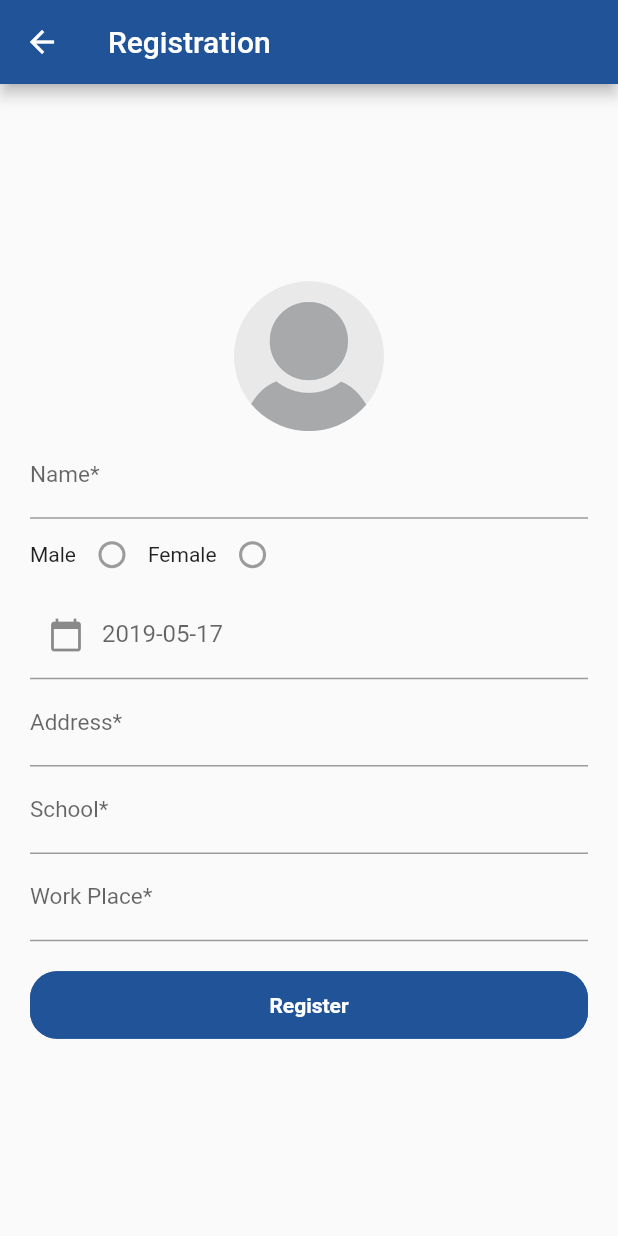
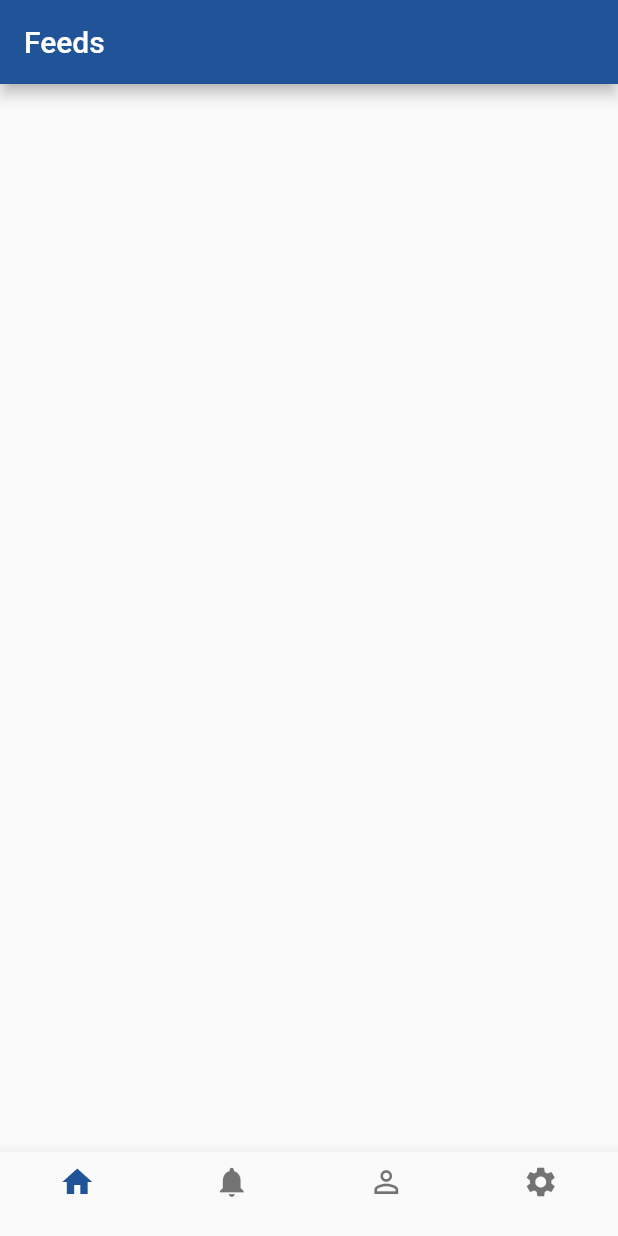
Before and after one commit to homsrieng/ArksorMobileApp, a Flutter app: the Registration screen opened directly, after a tap on "Register", on a phone screen of 412 x 824 dp. Run offline on Flutter 3.47's test engine with Material 2 defaults, Android fonts, the phone set to English and light mode, and no system bars; our stand-ins replace connectivity, flutter_offline, font_awesome_flutter; missing offline and left inert: flutter_cupertino_date_picker.

Commit message:
Update with 1.Design home screen and sample page

```diff
--- a/lib/main.dart
+++ b/lib/main.dart
@@ -1,5 +1,4 @@
 import 'package:arksormobileapp/pages/login.dart';
-import 'package:arksormobileapp/pages/verification_code.dart';
 import 'package:arksormobileapp/utils/colors.dart';
 import 'package:arksormobileapp/utils/font_size.dart';
 import 'package:flutter/material.dart';
--- /dev/null
+++ b/lib/pages/feeds.dart
@@ -0,0 +1,19 @@
+import 'package:arksormobileapp/utils/colors.dart';
+import 'package:flutter/cupertino.dart';
+import 'package:flutter/material.dart';
+
+class FeedPage extends StatelessWidget{
+  @override
+  Widget build(BuildContext context) {
+    // TODO: implement build
+    return Scaffold(
+      appBar: AppBar(
+        title: Text("Feeds"),
+        backgroundColor: ArksorColor.primaryColor,
+      ),
+      body: Center(
+
+      ),
+    );
+  }
+}
--- /dev/null
+++ b/lib/pages/home.dart
@@ -0,0 +1,109 @@
+import 'package:arksormobileapp/pages/feeds.dart';
+import 'package:arksormobileapp/pages/login.dart';
+import 'package:arksormobileapp/pages/notification.dart';
+import 'package:arksormobileapp/pages/setting.dart';
+import 'package:arksormobileapp/pages/user_profile.dart';
+import 'package:arksormobileapp/utils/colors.dart';
+import 'package:flutter/material.dart';
+
+void main() => runApp(HomeScreen());
+
+/// This Widget is the main application widget.
+class HomeScreen extends StatelessWidget {
+  static const String _title = 'Home Screen';
+
+  @override
+  Widget build(BuildContext context) {
+    return MaterialApp(
+      title: _title,
+      home: MyStatefulWidget(),
+    );
+  }
+}
+
+class MyStatefulWidget extends StatefulWidget {
+  MyStatefulWidget({Key key}) : super(key: key);
+
+  @override
+  _MyStatefulWidgetState createState() => _MyStatefulWidgetState();
+}
+
+class _MyStatefulWidgetState extends State<MyStatefulWidget> {
+  int _selectedIndex = 0;
+  static const TextStyle optionStyle =
+  TextStyle(fontSize: 30, fontWeight: FontWeight.bold);
+  static const List<Widget> _widgetOptions = <Widget>[Text(
+      'Index 1: Notification',
+      style: optionStyle,
+    ),
+    Text(
+      'Index 2: Profile',
+      style: optionStyle,
+    ),
+    Text(
+      'Index 3: Setting',
+      style: optionStyle,
+    ),
+  ];
+
+  final options = [
+    FeedPage(),
+    NotificationPage(),
+    UserProfilePage(),
+    SettingPage()
+  ];
+
+  void _onItemTapped(int index) {
+    setState(() {
+      _selectedIndex = index;
+    });
+  }
+   static Widget homePage(){
+    return(
+      Column(children: <Widget>[
+        Row(
+          mainAxisAlignment: MainAxisAlignment.center,
+          children: <Widget>[
+          Text("Feeds")
+        ],)
+      ],)
+    );
+  }
+  @override
+  Widget build(BuildContext context) {
+    return Scaffold(
+//      appBar: AppBar(
+//        backgroundColor: ArksorColor.primaryColor,
+//        title: const Text("Title"),
+//      ),
+      body: Center(
+        child: options.elementAt(_selectedIndex),
+      ),
+      bottomNavigationBar: BottomNavigationBar(
+        type: BottomNavigationBarType.fixed,
+        items: const <BottomNavigationBarItem>[
+          BottomNavigationBarItem(
+            icon: Icon(Icons.home),
+            title: Text(''),
+          ),
+          BottomNavigationBarItem(
+            icon: Icon(Icons.notifications),
+            title: Text(''),
+          ),
+          BottomNavigationBarItem(
+            icon: Icon(Icons.perm_identity),
+            title: Text(''),
+          ),
+          BottomNavigationBarItem(
+            icon: Icon(Icons.settings),
+            title: Text(''),
+          )
+
+        ],
+        currentIndex: _selectedIndex,
+        selectedItemColor: ArksorColor.primaryColor,
+        onTap: _onItemTapped,
+      ),
+    );
+  }
+}
--- a/lib/pages/registration.dart
+++ b/lib/pages/registration.dart
@@ -1,6 +1,7 @@
 import 'package:arksormobileapp/constant/constant.dart';
 import 'package:arksormobileapp/diment/diment.dart';
 import 'package:arksormobileapp/model/screen_argument.dart';
+import 'package:arksormobileapp/pages/home.dart';
 import 'package:arksormobileapp/service/internet.dart';
 import 'package:arksormobileapp/utils/colors.dart';
 import 'package:arksormobileapp/widgets/button.dart';
@@ -202,7 +203,7 @@ class _Registration extends State<Registration>{
                                         side: BorderSide(color: ArksorColor.primaryColor)
                                     ),
                                     color: ArksorColor.primaryColor,
-                                    onPressed: () => {Navigator.push(context, MaterialPageRoute(builder: (context) => Registration()))},
+                                    onPressed: () => {Navigator.push(context, MaterialPageRoute(builder: (context) => HomeScreen()))},
                                     child:
                                     ArkSorButton.btnArksor("Register"),
                                   )
```
Also changed, not shown: lib/pages/notification.dart (added, +19 -0 lines), lib/pages/setting.dart (added, +19 -0 lines), lib/pages/user_profile.dart (added, +19 -0 lines).
